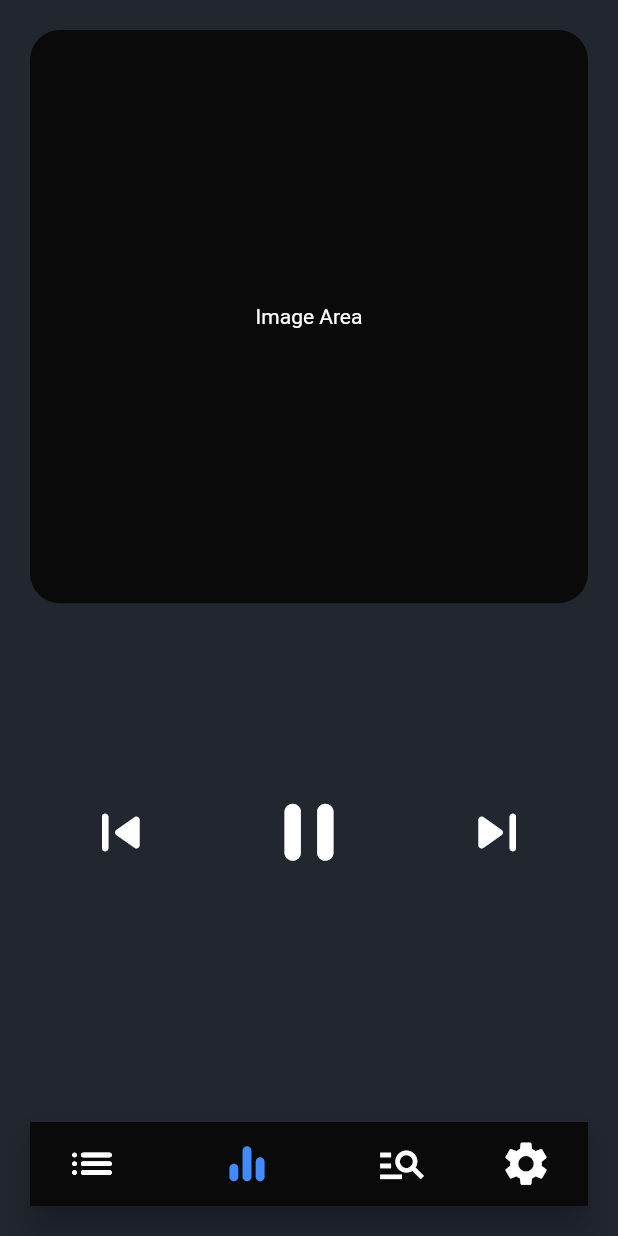
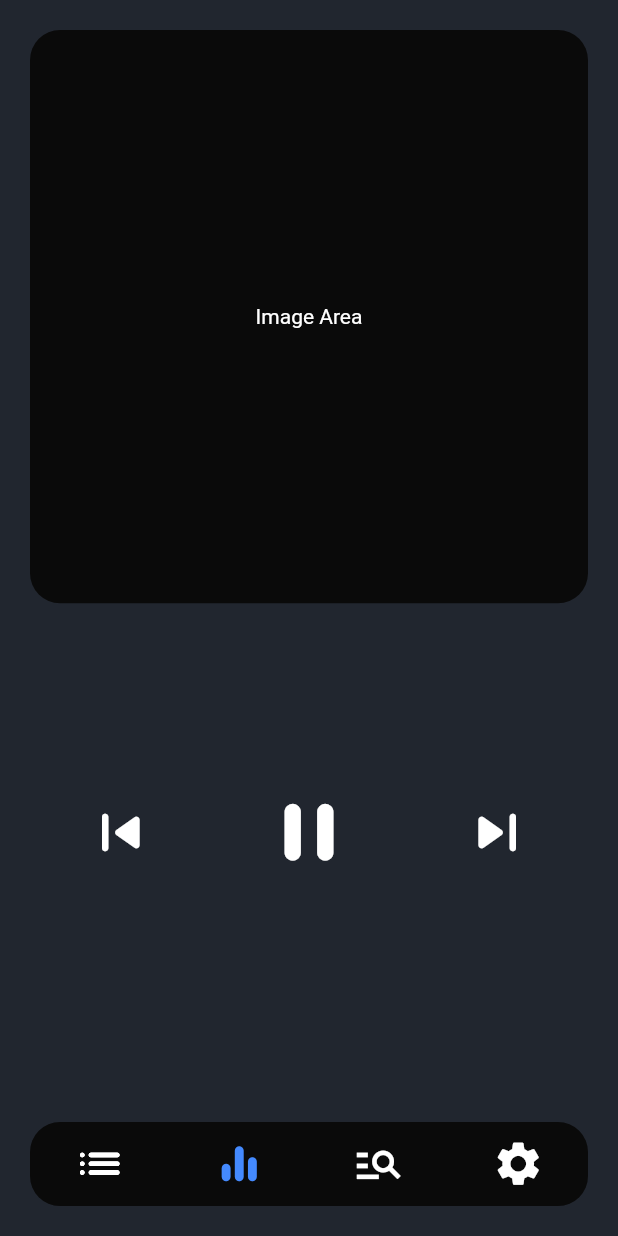
Before and after one commit to DhrupamP/Music-Player_flutter, a Flutter app: the screen it shows after launch, item 2 of the bottom bar chosen, on a phone screen of 412 x 824 dp. Run offline on Flutter 3.47's test engine with Material 2 defaults, Android fonts, the phone set to English and light mode, and no system bars; network calls fail.

Commit message:
modify navbar

```diff
--- a/lib/components/navigation_bar.dart
+++ b/lib/components/navigation_bar.dart
@@ -35,12 +35,11 @@ class _NavigationBarState extends State<NavigationBar> {
       backgroundColor: kPrimaryColor,
       body: children[_selectedIndex],
       bottomNavigationBar: Container(
-        decoration: BoxDecoration(
-          borderRadius: BorderRadius.all(Radius.circular(15)),
 
-        ),
 
         margin: EdgeInsets.all(20),
+        child: ClipRRect(
+          borderRadius: BorderRadius.all(Radius.circular(20)),
           child: BottomNavigationBar(
             selectedFontSize: 0.0,
             unselectedFontSize: 0.0,
@@ -69,7 +68,11 @@ class _NavigationBarState extends State<NavigationBar> {
             ],
             currentIndex: _selectedIndex,
             fixedColor: Colors.blueAccent,
+            unselectedItemColor: Colors.white,
+            type: BottomNavigationBarType.fixed,
             onTap: onTabTapped,
+            backgroundColor: kSecondaryColor,
+          ),
         ),
 
 // >>>>>>> Stashed changes
```
Lines whose indentation alone changed are shown as unchanged.
